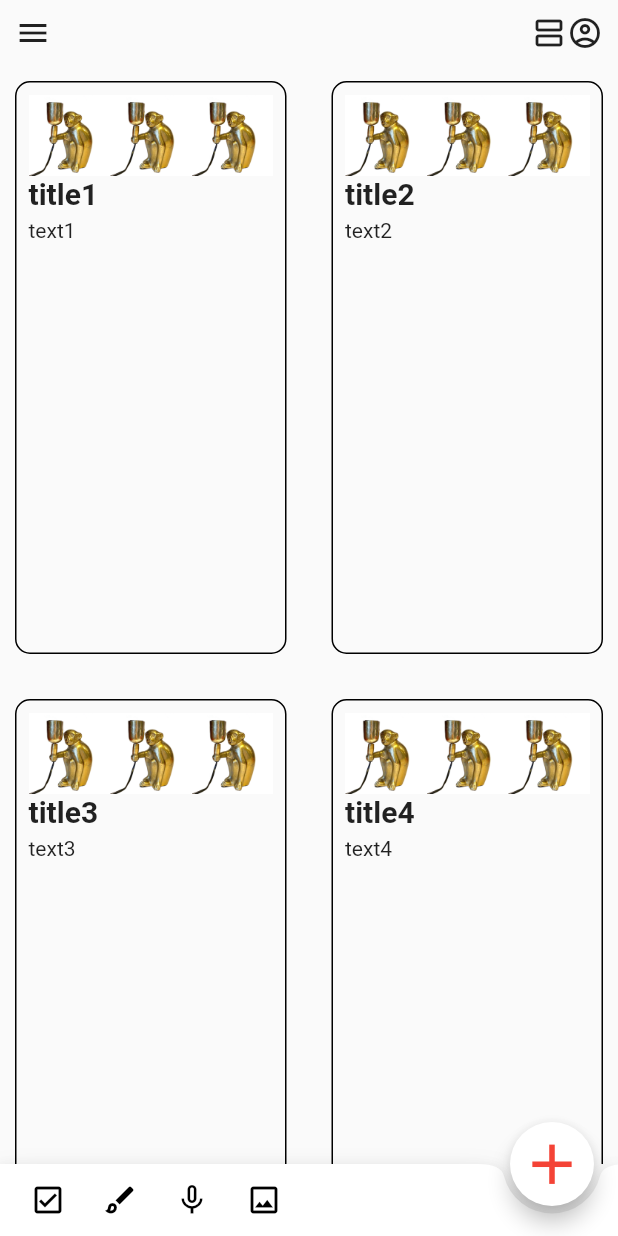
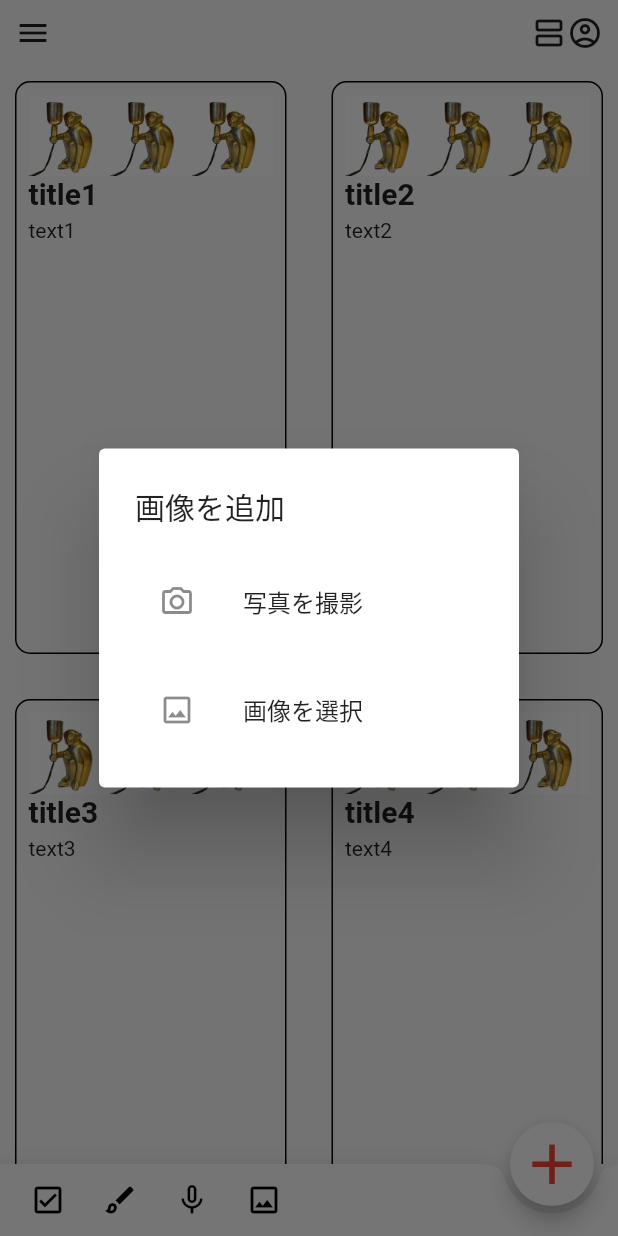
Before and after one commit to KoseiYoshida/google_keep_copy, a Flutter app: the screen it shows after launch, after a tap on the "image" icon, on a phone screen of 412 x 824 dp. Run offline on Flutter 3.47's test engine with Material 2 defaults, Android fonts, the phone set to English and light mode, and no system bars; our stand-ins replace image_picker.

Commit message:
ホームスクリーンから、画像を選択しコンテンツを追加できるようにした

```diff
--- a/lib/screens/home_screen.dart
+++ b/lib/screens/home_screen.dart
@@ -1,7 +1,9 @@
+import 'dart:io';
 import 'package:flutter/material.dart';
 import 'package:goggle_keep_copy/components/content_tile.dart';
 import 'package:goggle_keep_copy/models/content.dart';
 import 'package:goggle_keep_copy/screens/edit_content_screen.dart';
+import 'package:goggle_keep_copy/services/image_file_loader.dart';
 import 'package:quiver/iterables.dart';
 
 class HomeScreen extends StatefulWidget {
@@ -120,7 +122,62 @@ class _HomeScreenState extends State<HomeScreen> {
                     Icons.image_outlined,
                     color: Colors.black,
                   ),
-                  onPressed: () {},
+                  onPressed: () async {
+                    var selected = await showDialog<int>(
+                      context: context,
+                      builder: (context) {
+                        return SimpleDialog(
+                          title: Text('画像を追加'),
+                          children: [
+                            SimpleDialogOption(
+                              onPressed: () {
+                                Navigator.pop(context, 1);
+                              },
+                              child: ListTile(
+                                leading: Icon(Icons.camera_alt_outlined),
+                                title: Text('写真を撮影'),
+                              ),
+                            ),
+                            SimpleDialogOption(
+                              onPressed: () {
+                                Navigator.pop(context, 2);
+                              },
+                              child: ListTile(
+                                leading: Icon(Icons.image_outlined),
+                                title: Text('画像を選択'),
+                              ),
+                            ),
+                          ],
+                        );
+                      },
+                    );
+
+                    File selectedFile;
+
+                    switch (selected) {
+                      case 1:
+                        print('写真を撮影');
+                        break;
+                      case 2:
+                        var loader = ImageFileLoader();
+                        selectedFile = await loader.getImageFromStorage();
+                        break;
+                      default:
+                        throw 'Invalid Number';
+                    }
+
+                    if (selectedFile != null) {
+                      var newContent = Content();
+                      newContent.imageProviders = [FileImage(selectedFile)];
+                      var editedContent = await openContentEditPage(newContent);
+
+                      if (editedContent != null) {
+                        setState(() {
+                          contents.add(editedContent);
+                        });
+                      }
+                    }
+                  },
                 ),
               ],
             ),
```
